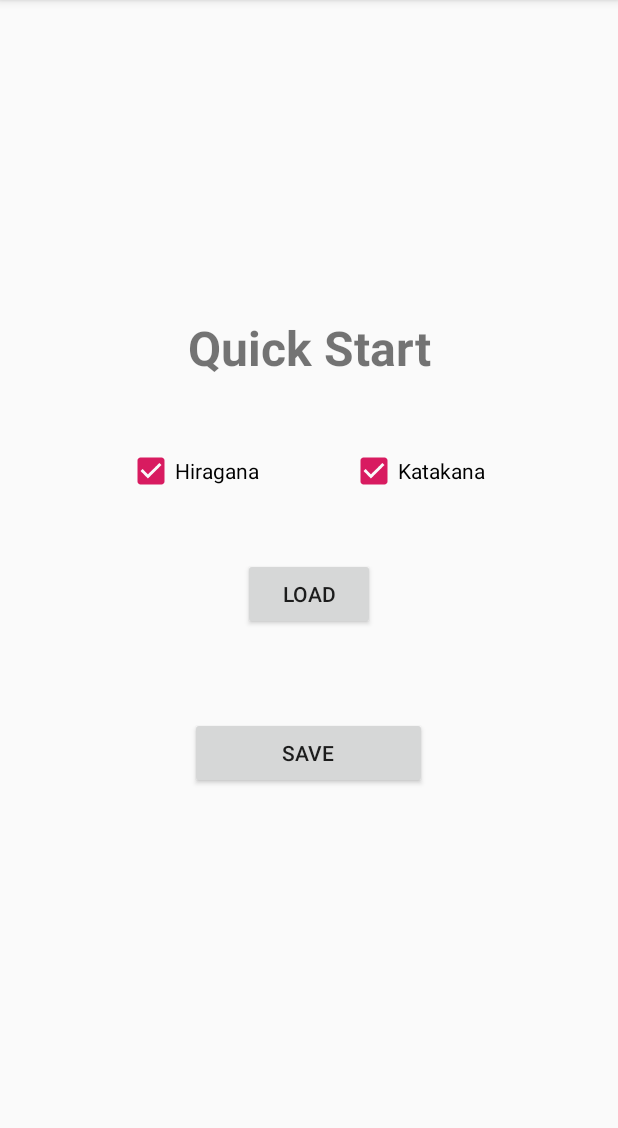
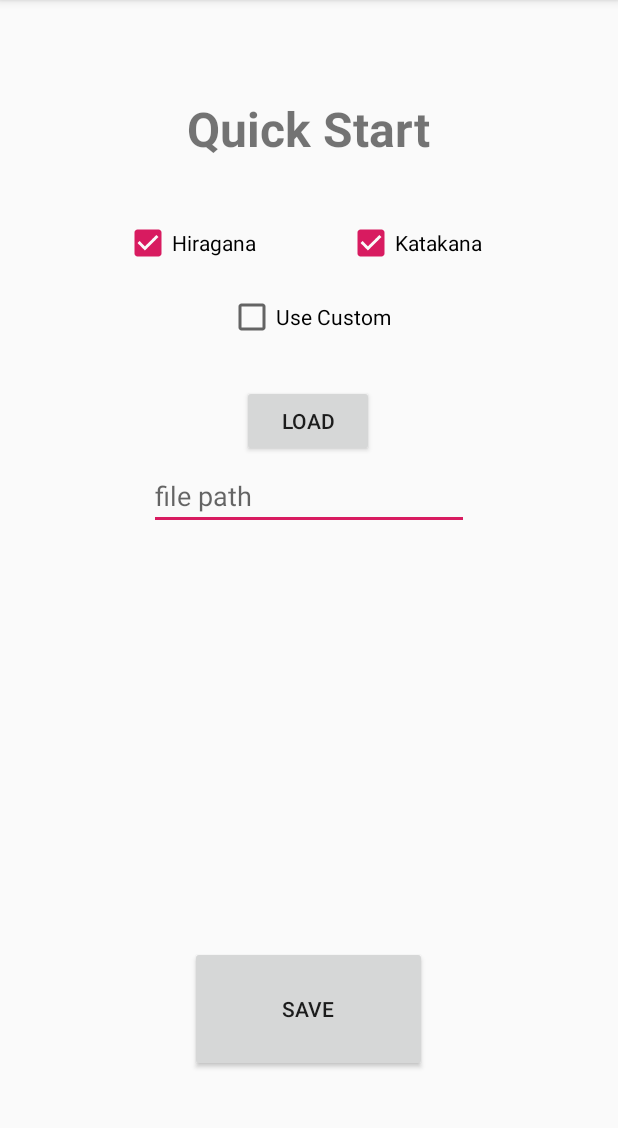
Before and after one commit to Rymoore94/KanaKards, an Android app: the SettingsScreen screen opened directly, with no data from a screen before it, on a phone screen of 412 x 824 dp, the part 84-1212 px from its top. Run offline under Robolectric (Android 15) with nearby library versions, the phone set to English and light mode, and no system bars.

Commit message:
Implemented file picker for custom character sets and began handling

```diff
--- a/app/src/main/AndroidManifest.xml
+++ b/app/src/main/AndroidManifest.xml
@@ -1,6 +1,8 @@
 <?xml version="1.0" encoding="utf-8"?>
 <manifest xmlns:android="http://schemas.android.com/apk/res/android"
         package="com.example.ryan.kanakards">
+
+    <uses-permission android:name="android.permission.READ_EXTERNAL_STORAGE"/>
 
     <application
             android:allowBackup="true"
--- a/app/src/main/res/layout/activity_settings_screen.xml
+++ b/app/src/main/res/layout/activity_settings_screen.xml
@@ -10,55 +10,81 @@
             android:id="@+id/settingQuickstart"
             android:layout_width="184dp"
             android:layout_height="62dp"
-            android:layout_marginBottom="26dp"
+            android:layout_marginTop="64dp"
             android:text="Quick Start"
             android:textAlignment="center"
             android:textSize="32sp"
             android:textStyle="bold"
-            app:layout_constraintBottom_toTopOf="@+id/checkHira"
             app:layout_constraintEnd_toEndOf="parent"
-            app:layout_constraintStart_toStartOf="parent" />
-
-    <CheckBox
-            android:id="@+id/checkHira"
-            android:layout_width="wrap_content"
-            android:layout_height="wrap_content"
-            android:layout_marginTop="298dp"
-            android:layout_marginEnd="77dp"
-            android:layout_marginBottom="272dp"
-            android:text="Hiragana"
-            app:layout_constraintBottom_toTopOf="@+id/saveButt"
-            app:layout_constraintEnd_toEndOf="@+id/loadCharacters"
+            app:layout_constraintHorizontal_bias="0.497"
+            app:layout_constraintStart_toStartOf="parent"
             app:layout_constraintTop_toTopOf="parent" />
 
     <CheckBox
             android:id="@+id/checkKata"
             android:layout_width="wrap_content"
             android:layout_height="wrap_content"
-            android:layout_marginStart="71dp"
-            android:layout_marginTop="26dp"
+            android:layout_marginStart="79dp"
+            android:layout_marginBottom="17dp"
             android:text="Katakana"
-            app:layout_constraintStart_toStartOf="@+id/loadCharacters"
+            app:layout_constraintBottom_toTopOf="@+id/checkCustom"
+            app:layout_constraintStart_toStartOf="@+id/checkCustom" />
+
+    <CheckBox
+            android:id="@+id/checkHira"
+            android:layout_width="wrap_content"
+            android:layout_height="wrap_content"
+            android:layout_marginTop="20dp"
+            android:layout_marginEnd="90dp"
+            android:text="Hiragana"
+            app:layout_constraintEnd_toEndOf="@+id/checkCustom"
             app:layout_constraintTop_toBottomOf="@+id/settingQuickstart" />
 
     <Button
             android:id="@+id/loadCharacters"
             android:layout_width="wrap_content"
             android:layout_height="wrap_content"
-            android:layout_marginTop="42dp"
+            android:layout_marginTop="29dp"
             android:text="Load"
             app:layout_constraintEnd_toEndOf="parent"
+            app:layout_constraintHorizontal_bias="0.498"
             app:layout_constraintStart_toStartOf="parent"
-            app:layout_constraintTop_toBottomOf="@+id/checkHira" />
+            app:layout_constraintTop_toBottomOf="@+id/checkCustom" />
 
     <Button
             android:id="@+id/saveButt"
             android:layout_width="158dp"
             android:layout_height="0dp"
-            android:layout_marginTop="148dp"
+            android:layout_marginBottom="53dp"
             android:text="save"
+            app:layout_constraintBottom_toBottomOf="parent"
             app:layout_constraintEnd_toEndOf="parent"
             app:layout_constraintHorizontal_bias="0.498"
             app:layout_constraintStart_toStartOf="parent"
+            app:layout_constraintTop_toBottomOf="@+id/pathBox" />
+
+    <CheckBox
+            android:id="@+id/checkCustom"
+            android:layout_width="wrap_content"
+            android:layout_height="wrap_content"
+            android:layout_marginTop="17dp"
+            android:text="Use Custom"
+            app:layout_constraintEnd_toEndOf="parent"
+            app:layout_constraintStart_toStartOf="parent"
             app:layout_constraintTop_toBottomOf="@+id/checkHira" />
+
+    <EditText
+            android:id="@+id/pathBox"
+            style="@style/Widget.AppCompat.EditText"
+            android:layout_width="wrap_content"
+            android:layout_height="wrap_content"
+            android:layout_marginTop="308dp"
+            android:layout_marginBottom="277dp"
+            android:ems="10"
+            android:hint="file path"
+            android:inputType="textPersonName"
+            app:layout_constraintBottom_toTopOf="@+id/saveButt"
+            app:layout_constraintEnd_toEndOf="parent"
+            app:layout_constraintStart_toStartOf="parent"
+            app:layout_constraintTop_toTopOf="parent" />
 </android.support.constraint.ConstraintLayout>
```
Also changed, not shown: app/src/main/java/com/example/ryan/kanakards/SettingsScreen.java (+81 -0 lines).
